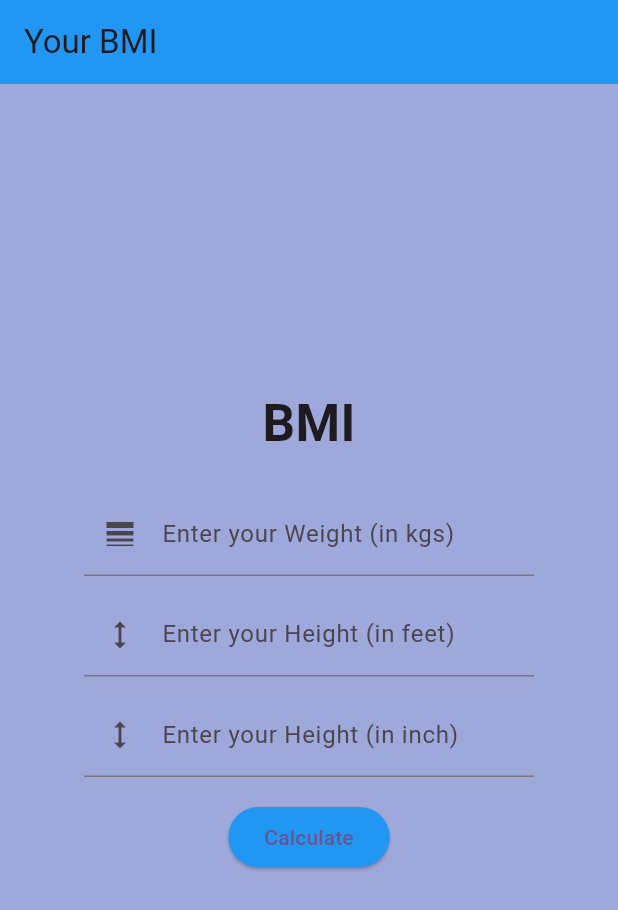
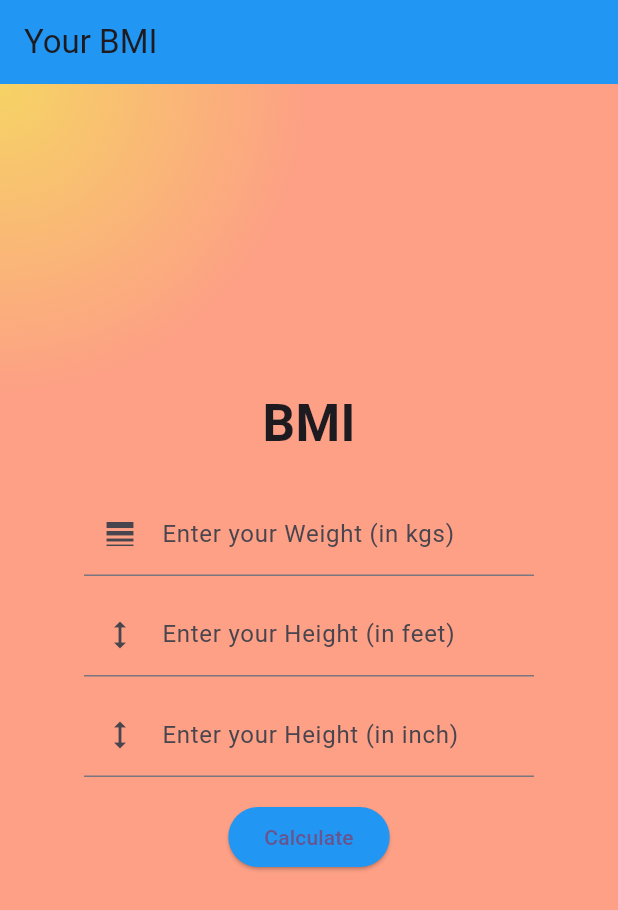
Before and after one commit to sahsujit/BMI_App, a Flutter app: the screen it shows after launch, on a phone screen of 412 x 824 dp. Shown: the top 910 px of the screen. Run offline on Flutter 3.47's test engine with Material 3 defaults, Android fonts, the phone set to English and light mode, and no system bars.

Commit message:
adding gradient

```diff
--- a/lib/main.dart
+++ b/lib/main.dart
@@ -81,13 +81,26 @@ class _MyHomePageState extends State<MyHomePage> {
         // TRY THIS: Try changing the color here to a specific color (to
         // Colors.amber, perhaps?) and trigger a hot reload to see the AppBar
         // change color while the other colors stay the same.
-        backgroundColor: Colors.blue,
+        backgroundColor: Colors.blue ,
         // Here we take the value from the MyHomePage object that was created by
         // the App.build method, and use it to set our appbar title.
         title: Text(widget.title),
       ),
       body: Container(
-        color: bgColor,
+        // color: bgColor,
+        decoration: BoxDecoration(
+          gradient: RadialGradient(colors: [
+             Color(0xfff6d365),Color(0xfffda085)
+          ],
+          center: Alignment.topLeft
+          )
+
+          // gradient: LinearGradient(colors: [
+          //   Color(0xfff6d365),Color(0xfffda085)
+          // ],
+          // begin: FractionalOffset(0.1,1.0)
+          // )
+        ),
         child: Center(
           child: Container(
             width: 300,
```
